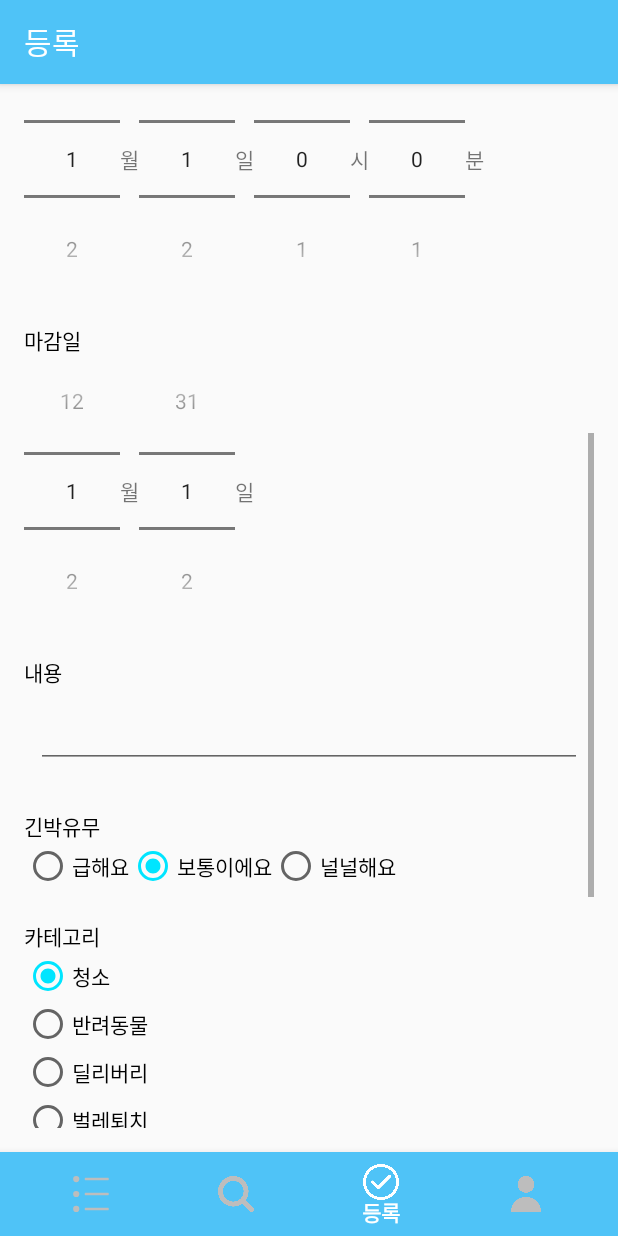
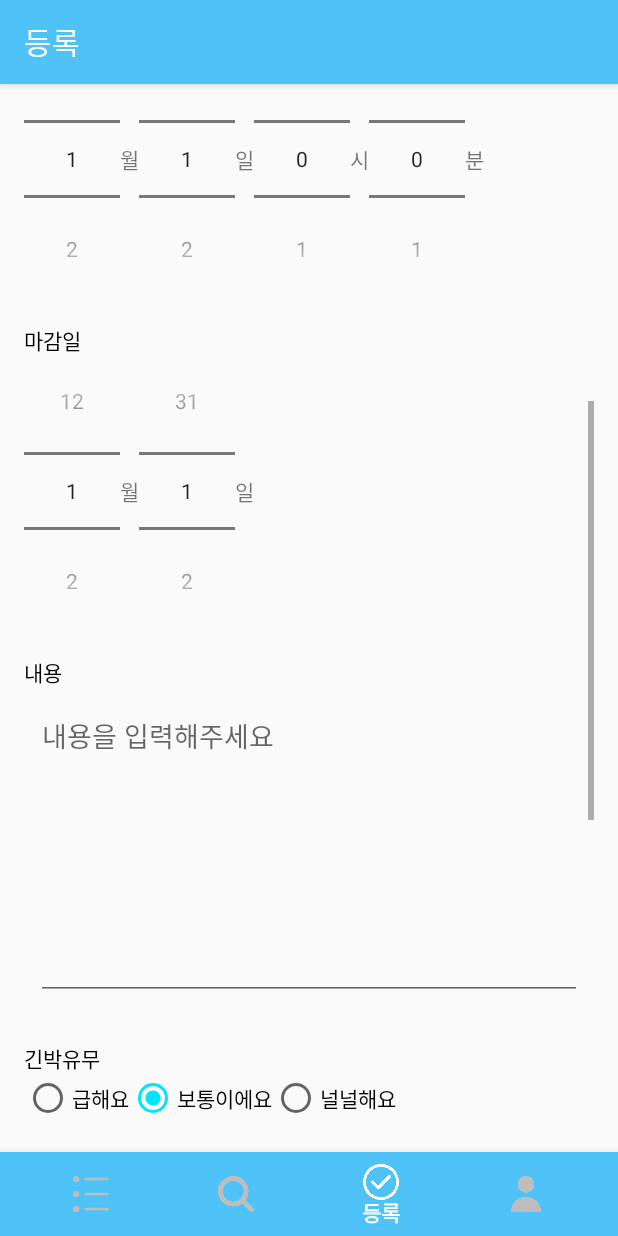
Before and after one commit to hohoprince/mr-long-legs, an Android app: the screen it shows after launch (MainActivity), item 3 of the bottom bar chosen, scrolled down 476 dp, on a phone screen of 412 x 824 dp. Run offline under Robolectric (Android 15) with nearby library versions, the phone set to English and light mode, and no system bars; our stand-ins replace Firebase (no records; nobody signed in at launch, a user with empty details on screens opened directly); libraries missing offline, so code that uses them is left out: com.firebase.ui, com.firepush; 3 statements that could not run were skipped.

Commit message:
목록 프로필 화면 디자인 일부 수정

```diff
--- a/app/src/main/res/layout/fragment_list.xml
+++ b/app/src/main/res/layout/fragment_list.xml
@@ -39,4 +39,16 @@
         app:layout_constraintEnd_toEndOf="parent"
         app:layout_constraintStart_toStartOf="parent"
         app:layout_constraintTop_toTopOf="@+id/recyclerview_list" />
+
+    <TextView
+        android:id="@+id/textView4"
+        android:layout_width="wrap_content"
+        android:layout_height="wrap_content"
+        android:layout_marginStart="16dp"
+        android:text="모든 심부름"
+        android:textAppearance="@style/TextAppearance.AppCompat.Body2"
+        android:textSize="24sp"
+        app:layout_constraintBottom_toTopOf="@+id/recyclerview_list"
+        app:layout_constraintStart_toStartOf="parent"
+        app:layout_constraintTop_toTopOf="parent" />
 </androidx.constraintlayout.widget.ConstraintLayout>
--- a/app/src/main/res/layout/fragment_registration.xml
+++ b/app/src/main/res/layout/fragment_registration.xml
@@ -59,7 +59,7 @@
                 <Spinner
                     android:id="@+id/spnFirst"
                     android:layout_width="120dp"
-                    android:layout_height="wrap_content" ></Spinner>
+                    android:layout_height="wrap_content"></Spinner>
 
                 <Spinner
                     android:id="@+id/spnSecond"
@@ -180,8 +180,10 @@
             <EditText
                 android:id="@+id/registration_edit_content"
                 android:layout_width="match_parent"
-                android:layout_height="wrap_content"
-                android:layout_margin="8dp"></EditText>
+                android:layout_height="200dp"
+                android:layout_margin="8dp"
+                android:gravity="left|top"
+                android:hint="내용을 입력해주세요"></EditText>
 
             <TextView
                 android:layout_width="match_parent"
@@ -307,12 +309,35 @@
                 android:text="가격"
                 android:textColor="@color/design_default_color_on_secondary"></TextView>
 
-            <EditText
-                android:id="@+id/edit_payment"
+            <LinearLayout
                 android:layout_width="match_parent"
-                android:layout_height="wrap_content"
-                android:inputType="number"
-                android:layout_margin="8dp"></EditText>
+                android:layout_height="match_parent"
+                android:orientation="horizontal">
+
+                <EditText
+                    android:id="@+id/edit_payment"
+                    android:layout_width="match_parent"
+                    android:layout_height="wrap_content"
+                    android:layout_margin="8dp"
+                    android:layout_weight="1"
+                    android:inputType="number"
+                    android:textSize="24sp"></EditText>
+
+                <TextView
+                    android:id="@+id/textView"
+                    android:layout_width="wrap_content"
+                    android:layout_height="wrap_content"
+                    android:text="원"
+                    android:textColor="@color/fui_bgGitHub"
+                    android:textSize="18sp" />
+
+                <View
+                    android:layout_width="match_parent"
+                    android:layout_height="match_parent"
+                    android:layout_weight="1">
+
+                </View>
+            </LinearLayout>
 
 
             <Button
--- a/app/src/main/res/layout/fragment_search.xml
+++ b/app/src/main/res/layout/fragment_search.xml
@@ -1,4 +1,5 @@
 <?xml version="1.0" encoding="utf-8"?>
+
 <androidx.constraintlayout.widget.ConstraintLayout xmlns:android="http://schemas.android.com/apk/res/android"
     xmlns:app="http://schemas.android.com/apk/res-auto"
     xmlns:tools="http://schemas.android.com/tools"
```
